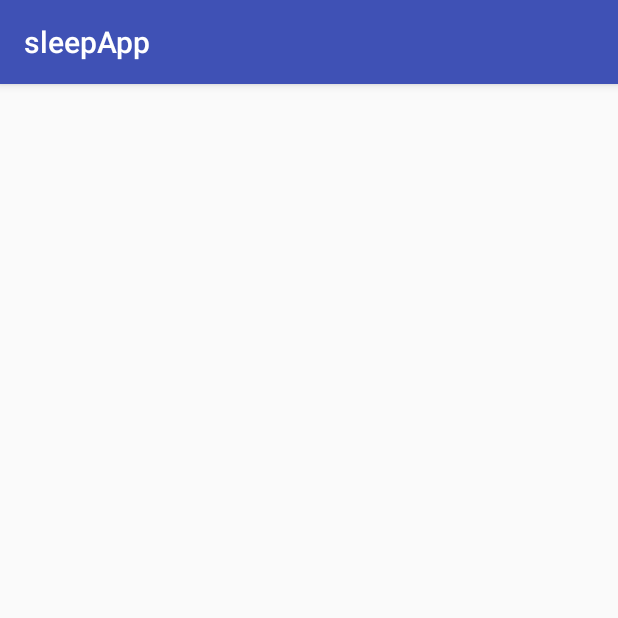
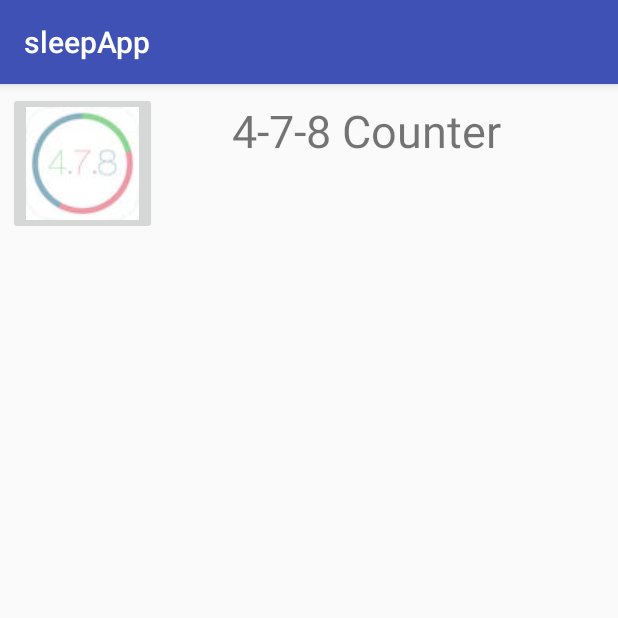
Before and after one commit to DavidKim15/hacknyu18, an Android app: the GraphicsActivity screen opened directly, with no data from a screen before it, on a phone screen of 412 x 824 dp, the top half of it. Run offline under Robolectric (Android 15) with nearby library versions, the phone set to English and light mode, and no system bars.

Commit message:
added graphics page and 478

```diff
--- a/app/src/main/AndroidManifest.xml
+++ b/app/src/main/AndroidManifest.xml
@@ -19,7 +19,8 @@
                 <category android:name="android.intent.category.LAUNCHER" />
             </intent-filter>
         </activity>
-        <activity android:name=".GraphicsActivity"></activity>
+        <activity android:name=".GraphicsActivity" />
+        <activity android:name=".fourseveneight"></activity>
     </application>
 
 </manifest>
--- a/app/src/main/res/layout/activity_graphics.xml
+++ b/app/src/main/res/layout/activity_graphics.xml
@@ -6,4 +6,56 @@
     android:layout_height="match_parent"
     tools:context="com.example.davidkim.sleepapp.GraphicsActivity">
 
+
+    <!--<TableLayout-->
+        <!--android:id="@+id/tableLayout"-->
+        <!--android:layout_width="fill_parent"-->
+        <!--android:layout_height="fill_parent"-->
+        <!--android:layout_marginBottom="8dp"-->
+        <!--android:layout_marginTop="8dp"-->
+        <!--app:layout_constraintBottom_toBottomOf="parent"-->
+        <!--app:layout_constraintStart_toStartOf="parent"-->
+        <!--app:layout_constraintTop_toTopOf="parent">-->
+
+    <TableLayout xmlns:android="http://schemas.android.com/apk/res/android"
+        android:id="@+id/tableLayout1"
+        android:layout_width="fill_parent"
+        android:layout_height="fill_parent" >
+
+        <TableRow
+            android:layout_width="match_parent"
+            android:layout_height="match_parent"
+            android:padding = "5dip" >
+
+            <ImageButton
+                android:id="@+id/button478"
+                android:layout_width="wrap_content"
+                android:layout_height="wrap_content"
+                android:src="@drawable/fourseveneight" />
+
+            <TextView
+                android:id="@+id/text478"
+                android:layout_width="fill_parent"
+                android:layout_height="fill_parent"
+                android:layout_marginTop="5dp"
+                android:layout_marginLeft="50dp"
+                android:text="4-7-8 Counter"
+                android:textSize="30sp" />
+        </TableRow>
+
+        <TableRow
+            android:layout_width="match_parent"
+            android:layout_height="match_parent"
+            android:padding = "5dip"/>
+
+        <TableRow
+            android:layout_width="match_parent"
+            android:layout_height="match_parent"
+            android:padding = "5dip"/>
+
+        <TableRow
+            android:layout_width="match_parent"
+            android:layout_height="match_parent"
+            android:padding = "5dip"/>
+    </TableLayout>
 </android.support.constraint.ConstraintLayout>
--- a/app/src/main/res/values/strings.xml
+++ b/app/src/main/res/values/strings.xml
@@ -1,6 +1,6 @@
 <resources>
     <string name="app_name">sleepApp</string>
-
+    <string name="desc">"Logo for 478"</string>
     <string name="navigation_drawer_open">Open navigation drawer</string>
     <string name="navigation_drawer_close">Close navigation drawer</string>
 
```
Also changed, not shown: app/build.gradle (+10 -0 lines), app/src/main/java/com/example/davidkim/sleepapp/fourseveneight.java (added, +13 -0 lines), app/src/main/res/layout/activity_fourseveneight.xml (added, +29 -0 lines), app/src/main/res/drawable/countdown.gif (added), app/src/main/res/drawable/fourseveneight.png (added).
